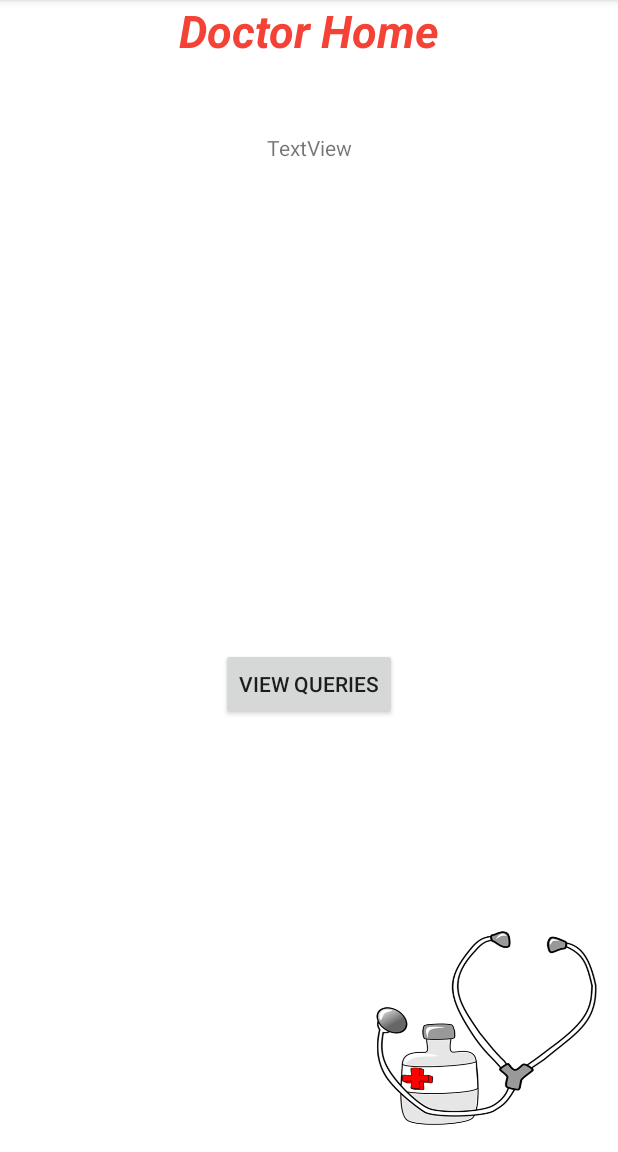
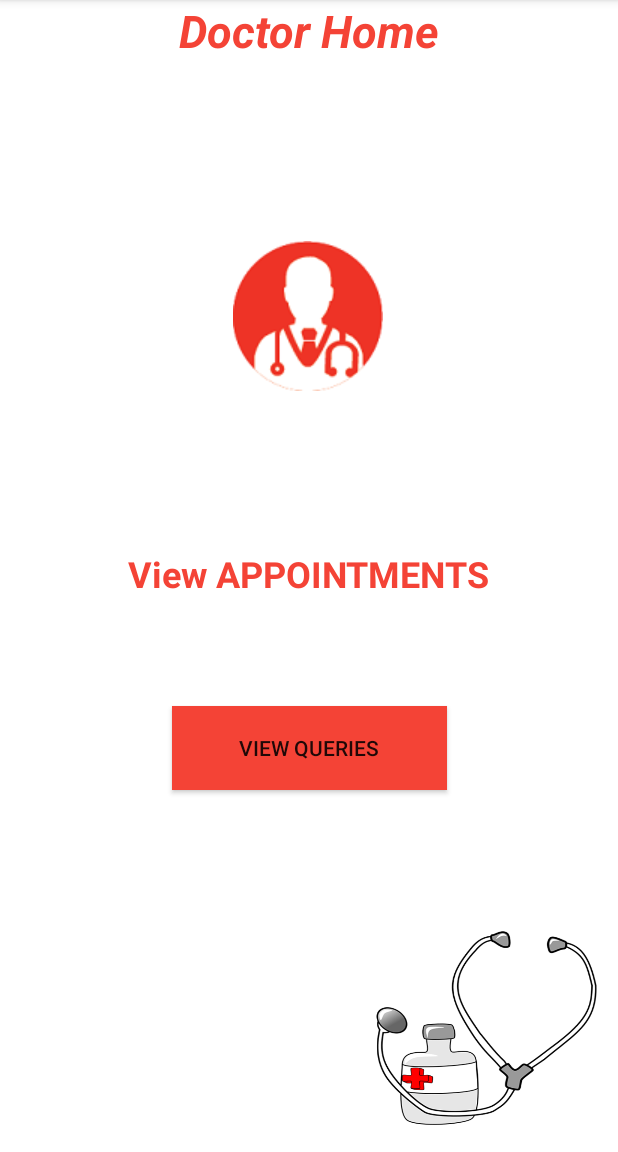
Before and after one commit to sakship2604/ConnectDoctorsApplication, an Android app: the DoctorHomeActivity screen opened directly, with no data from a screen before it, on a phone screen of 412 x 824 dp, the part 84-1236 px from its top. Run offline under Robolectric (Android 15) with nearby library versions, the phone set to English and light mode, and no system bars.

```diff
--- a/app/src/main/java/com/example/healthmanagementapp/Payments_List.java
+++ b/app/src/main/java/com/example/healthmanagementapp/Payments_List.java
@@ -9,24 +9,22 @@ import android.widget.Button;
 import android.widget.EditText;
 import android.widget.ListView;
 import java.util.ArrayList;
+import java.util.List;
 
 public class Payments_List extends AppCompatActivity {
 
     DatabaseHelper databaseHelper;
     ListView l1;
-    ArrayList<Payment_Model> arrayList;
+    List<Payment_Model> arrayList;
     PaymentListAdapter paymentListAdapter;
-
 
     @Override
     protected void onCreate(Bundle savedInstanceState) {
         super.onCreate(savedInstanceState);
         setContentView(R.layout.payments_list);
         l1 = findViewById(R.id.listView);
-
         databaseHelper = new DatabaseHelper(this);
         arrayList = new ArrayList<>();
-
         loadDataInListView();
     }
 
--- a/app/src/main/res/layout/activity_doctor_home.xml
+++ b/app/src/main/res/layout/activity_doctor_home.xml
@@ -20,24 +20,41 @@
         app:layout_constraintTop_toTopOf="parent" />
 
     <TextView
-        android:id="@+id/textView12"
+        android:id="@+id/textViewViewAppointments"
         android:layout_width="wrap_content"
         android:layout_height="wrap_content"
-        android:layout_marginTop="48dp"
-        android:text="TextView"
+        android:layout_marginTop="105dp"
+        android:text="View APPOINTMENTS"
+        android:textColor="#F44336"
+        android:textSize="24sp"
+        android:textStyle="bold"
         app:layout_constraintEnd_toEndOf="parent"
+        app:layout_constraintHorizontal_bias="0.498"
         app:layout_constraintStart_toStartOf="parent"
-        app:layout_constraintTop_toBottomOf="@+id/textView11" />
+        app:layout_constraintTop_toBottomOf="@+id/imageView" />
 
     <Button
         android:id="@+id/buttonViewQuery"
-        android:layout_width="wrap_content"
-        android:layout_height="wrap_content"
-        android:layout_marginTop="324dp"
+        android:layout_width="183dp"
+        android:layout_height="56dp"
+        android:layout_marginTop="72dp"
+        android:background="#F44336"
         android:onClick="goToListQuery"
         android:text="View Queries"
         app:layout_constraintEnd_toEndOf="parent"
         app:layout_constraintStart_toStartOf="parent"
-        app:layout_constraintTop_toBottomOf="@+id/textView12" />
+        app:layout_constraintTop_toBottomOf="@+id/textViewViewAppointments" />
+
+    <ImageView
+        android:id="@+id/imageView"
+        android:layout_width="wrap_content"
+        android:layout_height="wrap_content"
+        android:layout_marginTop="120dp"
+        app:layout_constraintEnd_toEndOf="parent"
+        app:layout_constraintHorizontal_bias="0.498"
+        app:layout_constraintStart_toStartOf="parent"
+        app:layout_constraintTop_toBottomOf="@+id/textView11"
+        app:srcCompat="@drawable/doctorss"
+        tools:srcCompat="@drawable/doctorss" />
 
 </androidx.constraintlayout.widget.ConstraintLayout>
--- a/app/src/main/res/values/strings.xml
+++ b/app/src/main/res/values/strings.xml
@@ -21,7 +21,6 @@
     <string name="back">Back</string>
     <string name="search_all_doctors">Search All Doctors</string>
     <string name="search_by_postal_code">Search by postal code</string>
-
     <string name="total_calories">Total Calories</string>
     <string name="request">REQUEST</string>
 
```
Also changed, not shown: app/src/main/java/com/example/healthmanagementapp/AddQueryActivity.java (+9 -0 lines), app/src/main/java/com/example/healthmanagementapp/CashierHomeActivity.java (+1 -10 lines), app/src/main/java/com/example/healthmanagementapp/DatabaseHelper.java (+34 -31 lines), app/src/main/java/com/example/healthmanagementapp/PaymentListAdapter.java (+17 -11 lines), app/src/main/res/layout/activity_cashier_home.xml (+12 -2 lines), app/src/main/res/layout/doctors_listview_layout.xml (+3 -4 lines), app/src/main/res/layout/payment_listview_layout.xml (+11 -9 lines).
